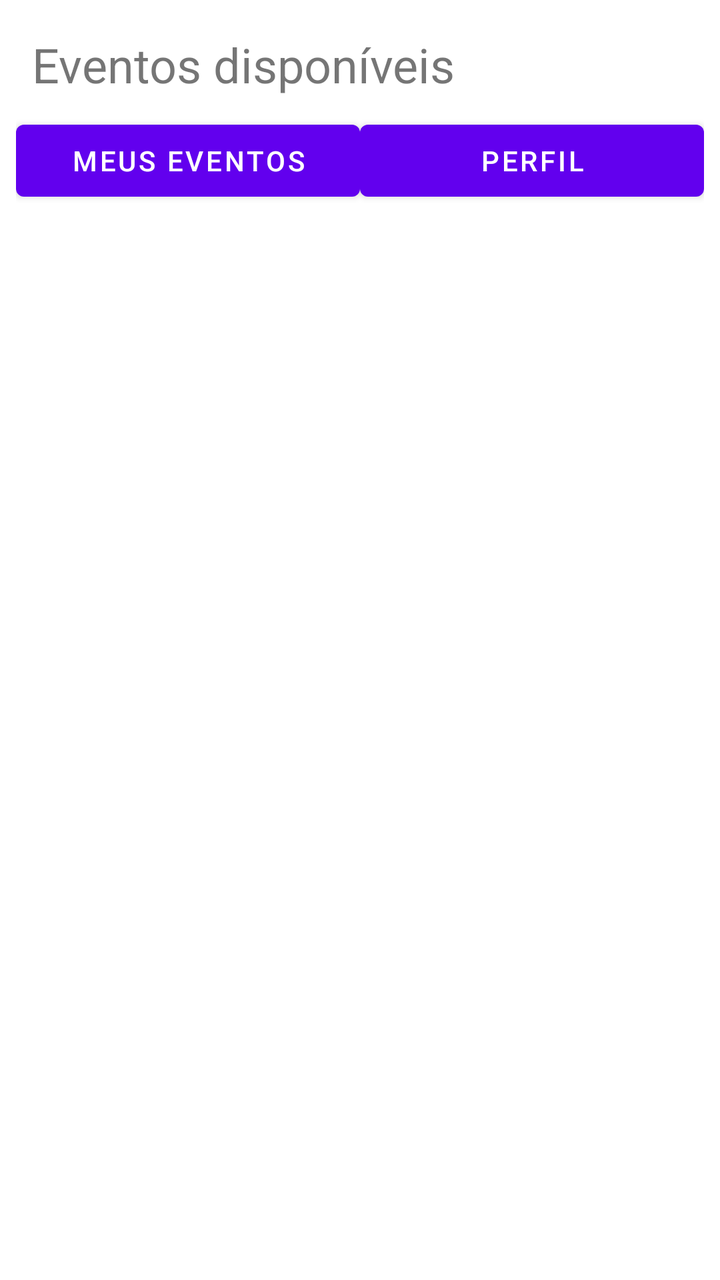
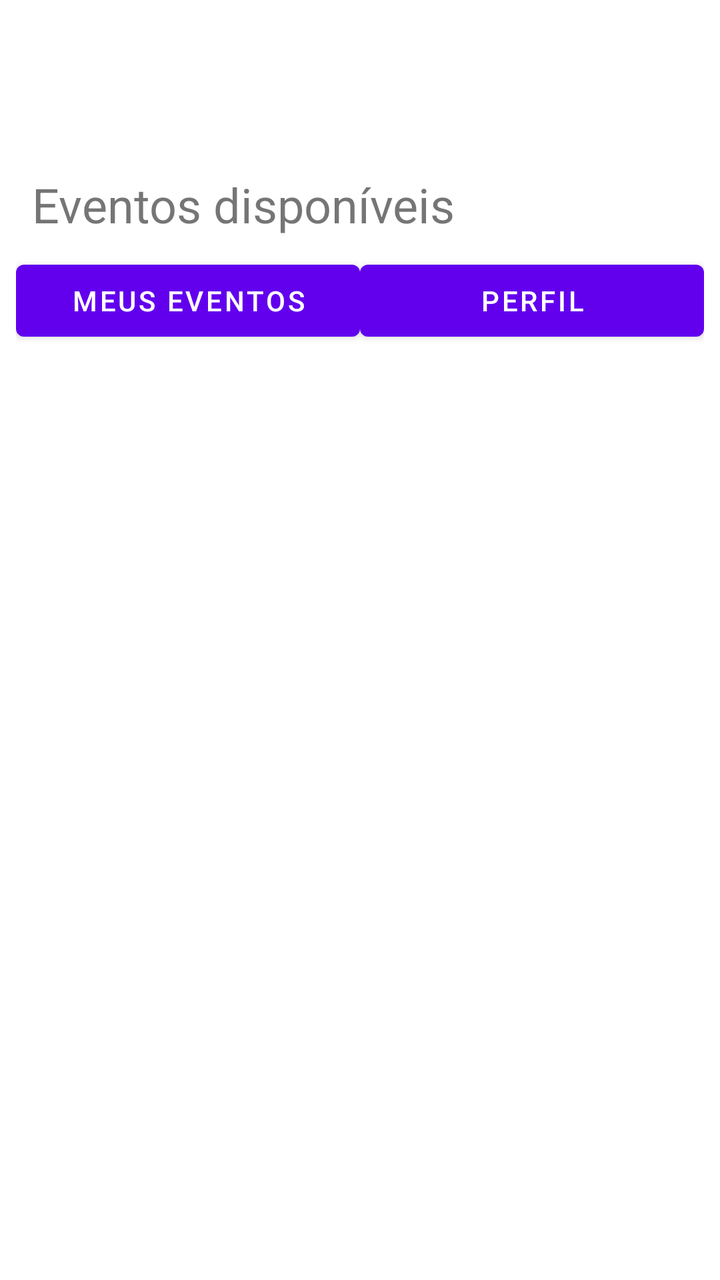

Two renders of the same Android screen: before a commit and after it. Below are the layout's source before the change and the commit's diff.
<!-- AndroidManifest.xml: application theme Theme.CampusHub -->
<!-- res/layout/activity_events.xml -->
<?xml version="1.0" encoding="utf-8"?>
<LinearLayout xmlns:android="http://schemas.android.com/apk/res/android"
    android:layout_width="match_parent"
    android:layout_height="match_parent"
    android:orientation="vertical"
    android:padding="8dp">

    <TextView
        android:layout_width="match_parent"
        android:layout_height="wrap_content"
        android:padding="8dp"
        android:text="Eventos disponíveis"
        android:textSize="24sp" />

    <LinearLayout
        android:layout_width="match_parent"
        android:layout_height="wrap_content"
        android:orientation="horizontal">

        <Button
            android:id="@+id/btnMeusEventos"
            android:layout_width="0dp"
            android:layout_height="wrap_content"
            android:layout_weight="1"
            android:text="Meus eventos" />

        <Button
            android:id="@+id/btnPerfil"
            android:layout_width="0dp"
            android:layout_height="wrap_content"
            android:layout_weight="1"
            android:text="Perfil" />

    </LinearLayout>

    <FrameLayout
        android:layout_width="match_parent"
        android:layout_height="0dp"
        android:layout_weight="1">

        <androidx.recyclerview.widget.RecyclerView
            android:id="@+id/recyclerEventos"
            android:layout_width="match_parent"
            android:layout_height="match_parent" />

        <ProgressBar
            android:id="@+id/progressEventos"
            android:layout_width="wrap_content"
            android:layout_height="wrap_content"
            android:layout_gravity="center" />

        <TextView
            android:id="@+id/tvNenhumEvento"
            android:layout_width="wrap_content"
            android:layout_height="wrap_content"
            android:layout_gravity="center"
            android:text="Nenhum evento disponível"
            android:visibility="gone" />

    </FrameLayout>

</LinearLayout>
<!-- resources referenced by this layout -->
<resources>
  <style name="Theme.CampusHub" parent="Theme.MaterialComponents.DayNight.DarkActionBar">
          
          <item name="colorPrimary">@color/purple_500</item>
          <item name="colorPrimaryVariant">@color/purple_700</item>
          <item name="colorOnPrimary">@color/white</item>
          
          <item name="colorSecondary">@color/teal_200</item>
          <item name="colorSecondaryVariant">@color/teal_700</item>
          <item name="colorOnSecondary">@color/black</item>
          
          <item name="android:statusBarColor">?attr/colorPrimaryVariant</item>
          
      </style>
  <color name="purple_500">#FF6200EE</color>
  <color name="purple_700">#FF3700B3</color>
  <color name="white">#FFFFFFFF</color>
  <color name="teal_200">#FF03DAC5</color>
  <color name="teal_700">#FF018786</color>
  <color name="black">#FF000000</color>
</resources>

<!-- the commit's change to res/layout/activity_events.xml (unified diff, before → after) -->
@@ -10,7 +10,8 @@
         android:layout_height="wrap_content"
         android:padding="8dp"
         android:text="Eventos disponíveis"
-        android:textSize="24sp" />
+        android:textSize="24sp"
+        android:layout_marginTop="70sp"/>
 
     <LinearLayout
         android:layout_width="match_parent"
